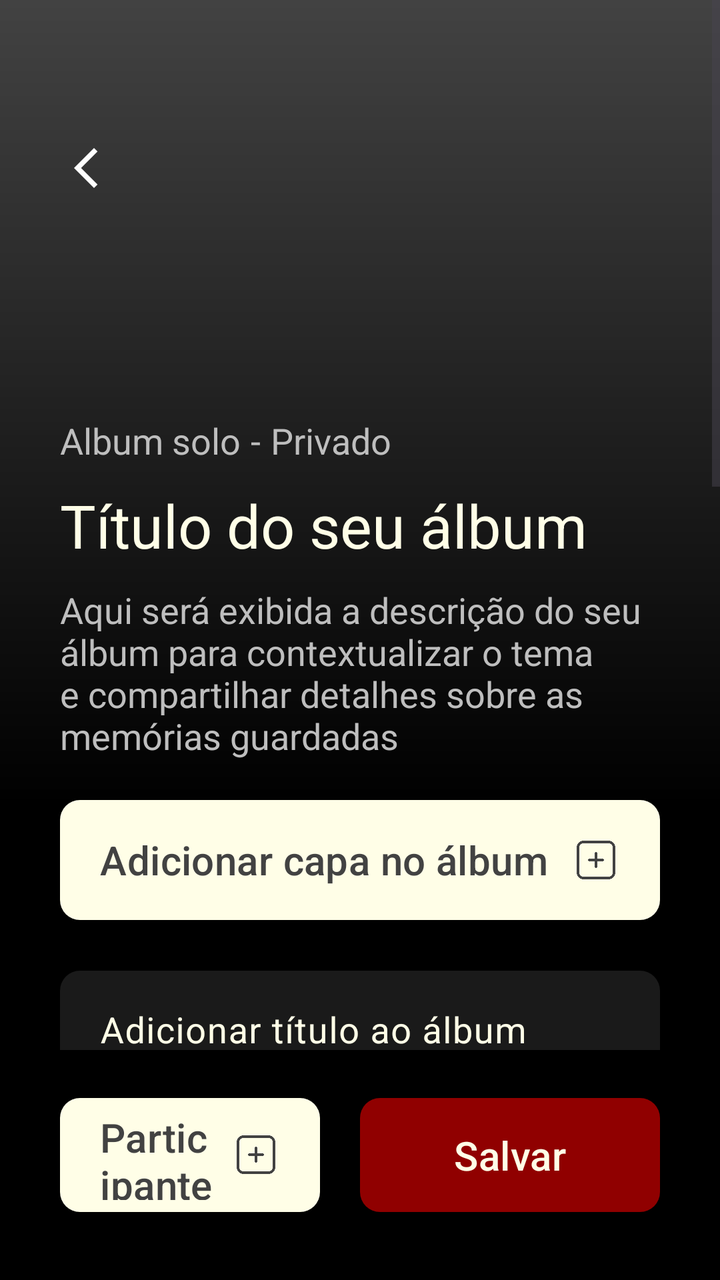
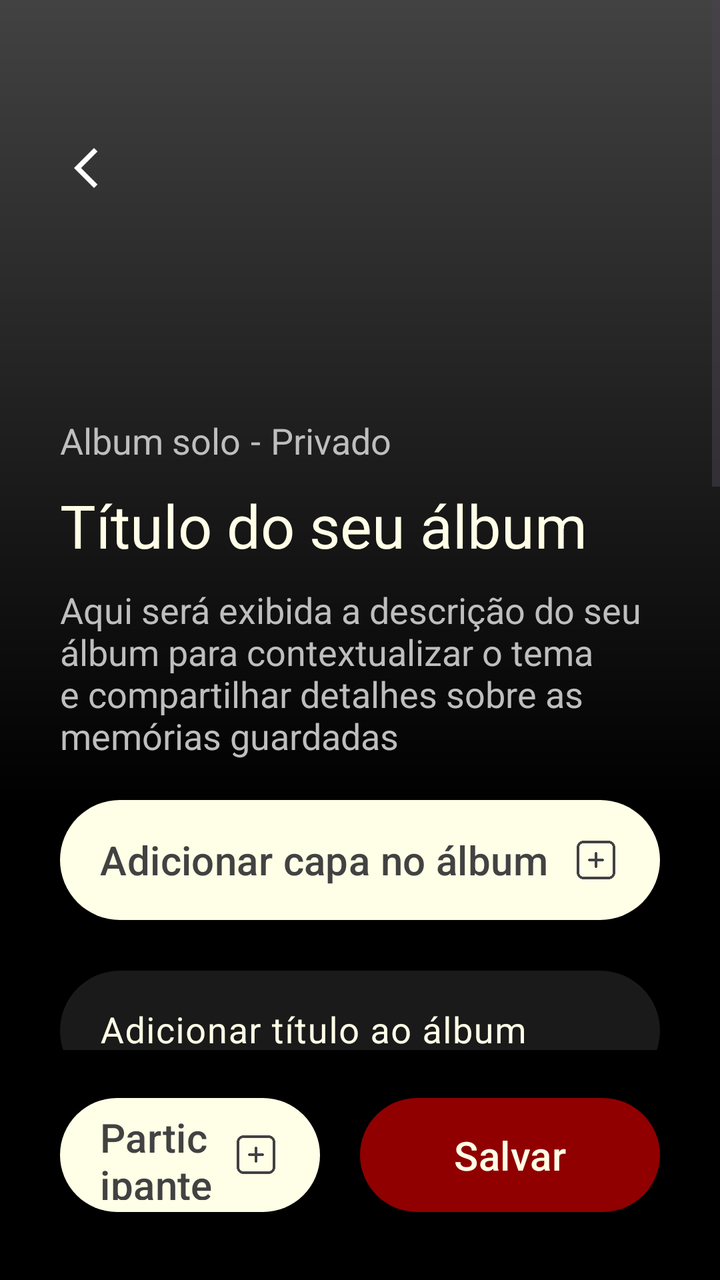

The first picture is an Android layout as it rendered before a commit; the second is the same layout after the commit. The layout source and the unified diff follow.
<!-- AndroidManifest.xml: application theme Theme.Monaly -->
<!-- res/layout/fragment_create_album.xml -->
<?xml version="1.0" encoding="utf-8"?>
<androidx.constraintlayout.widget.ConstraintLayout xmlns:android="http://schemas.android.com/apk/res/android"
    xmlns:app="http://schemas.android.com/apk/res-auto"
    xmlns:tools="http://schemas.android.com/tools"
    android:layout_width="match_parent"
    android:layout_height="match_parent"
    android:background="#000000">

    <com.google.android.material.button.MaterialButton
        android:id="@+id/buttomSaveAlbum"
        android:layout_width="150dp"
        android:layout_height="65dp"
        android:layout_marginEnd="30dp"
        android:layout_marginBottom="30dp"
        android:layout_weight="1"
        android:text="@string/create_album_button_save"
        android:textAllCaps="false"
        android:textColor="@color/bage_neutral"
        android:textSize="20sp"
        app:backgroundTint="@color/red"
        app:cornerRadius="10dp"
        app:layout_constraintBottom_toBottomOf="parent"
        app:layout_constraintEnd_toEndOf="parent" />

    <com.google.android.material.button.MaterialButton
        android:id="@+id/buttomAddParticipants"
        android:layout_width="0dp"
        android:layout_height="65dp"
        android:layout_marginStart="30dp"
        android:layout_marginEnd="20dp"
        android:layout_marginBottom="30dp"
        android:layout_weight="1"
        android:gravity="start|center_vertical"
        android:paddingStart="20dp"
        android:paddingEnd="20dp"
        android:text="@string/create_album_button_add_participants"
        android:textAllCaps="false"
        android:textColor="@color/gray_dark"
        android:textSize="20sp"
        app:backgroundTint="@color/bage_neutral"
        app:cornerRadius="10dp"
        app:icon="@drawable/ic_add_gray_dark"
        app:iconGravity="end"
        app:iconSize="24dp"
        app:iconTint="@null"
        app:layout_constraintBottom_toBottomOf="parent"
        app:layout_constraintEnd_toStartOf="@+id/buttomSaveAlbum"
        app:layout_constraintStart_toStartOf="parent" />

    <ScrollView
        android:id="@+id/scrollForm"
        android:layout_width="match_parent"
        android:layout_height="0dp"
        android:layout_marginBottom="20dp"
        android:fillViewport="true"
        app:layout_constraintBottom_toTopOf="@+id/buttomAddParticipants"
        app:layout_constraintEnd_toEndOf="parent"
        app:layout_constraintStart_toStartOf="parent"
        app:layout_constraintTop_toTopOf="parent">

        <androidx.constraintlayout.widget.ConstraintLayout
            android:layout_width="match_parent"
            android:layout_height="wrap_content"
            android:paddingBottom="20dp">

            <ImageView
                android:id="@+id/ivCoverPhoto"
                android:layout_width="0dp"
                android:layout_height="400dp"
                android:background="@color/gray_dark"
                android:scaleType="centerCrop"
                app:layout_constraintEnd_toEndOf="parent"
                app:layout_constraintStart_toStartOf="parent"
                app:layout_constraintTop_toTopOf="parent" />

            <ImageView
                android:id="@+id/imageGradientEffect"
                android:layout_width="0dp"
                android:layout_height="0dp"
                app:layout_constraintBottom_toBottomOf="@+id/ivCoverPhoto"
                app:layout_constraintEnd_toEndOf="parent"
                app:layout_constraintHorizontal_bias="0.0"
                app:layout_constraintStart_toStartOf="parent"
                app:layout_constraintTop_toTopOf="parent"
                app:srcCompat="@drawable/bg_gradient_black" />

            <ImageView
                android:id="@+id/btnBack"
                android:layout_width="48dp"
                android:layout_height="48dp"
                android:layout_marginStart="25dp"
                android:layout_marginTop="60dp"
                android:padding="12dp"
                android:src="@drawable/icon_arrow_back_ios"
                app:layout_constraintStart_toStartOf="parent"
                app:layout_constraintTop_toTopOf="parent"
                app:tint="#FFFFFF" />

            <com.google.android.material.button.MaterialButton
                android:id="@+id/buttonAddNewAlbum"
                android:layout_width="0dp"
                android:layout_height="60dp"
                android:layout_marginStart="30dp"
                android:layout_marginEnd="30dp"
                android:background="@drawable/drawable_background_button_gray_dark_10_dp"
                android:gravity="start|center_vertical"
                android:paddingStart="20dp"
                android:paddingEnd="20dp"
                android:text="@string/create_album_button_add_cover"
                android:textAllCaps="false"
                android:textColor="@color/gray_dark"
                android:textSize="20sp"
                app:backgroundTint="@color/bage_neutral"
                app:icon="@drawable/ic_add_gray_dark"
                app:iconGravity="end"
                app:iconSize="24dp"
                app:iconTint="@null"
                app:layout_constraintEnd_toEndOf="parent"
                app:layout_constraintHorizontal_bias="0.0"
                app:layout_constraintStart_toStartOf="parent"
                app:layout_constraintTop_toBottomOf="@+id/ivCoverPhoto" />

            <com.google.android.material.textfield.TextInputLayout
                android:id="@+id/TitleField"
                android:layout_width="match_parent"
                android:layout_height="wrap_content"
                android:layout_marginStart="30dp"
                android:layout_marginTop="20dp"
                android:layout_marginEnd="30dp"
                android:textColorHint="@color/bage_neutral"
                app:counterEnabled="true"
                app:counterMaxLength="50"
                app:counterTextColor="@color/bage_neutral"
                app:hintTextColor="@color/bage_neutral"
                app:layout_constraintEnd_toEndOf="parent"
                app:layout_constraintHorizontal_bias="0.0"
                app:layout_constraintStart_toStartOf="parent"
                app:layout_constraintTop_toBottomOf="@+id/buttonAddNewAlbum">

                <com.google.android.material.textfield.TextInputEditText
                    android:id="@+id/EditTitleField"
                    android:layout_width="match_parent"
                    android:layout_height="60dp"
                    android:background="@drawable/drawable_background_button_gray_deep_10_dp"
                    android:hint="@string/create_album_hint_title"
                    android:imeOptions="actionNext"
                    android:inputType="textCapSentences"
                    android:maxLength="50"
                    android:maxLines="1"
                    android:paddingStart="20dp"
                    android:paddingEnd="20dp"
                    android:textColor="@color/bage_neutral"
                    android:textSize="18sp" />

            </com.google.android.material.textfield.TextInputLayout>

            <com.google.android.material.textfield.TextInputLayout
                android:id="@+id/DescriptionField"
                android:layout_width="match_parent"
                android:layout_height="wrap_content"
                android:layout_marginStart="30dp"
                android:layout_marginEnd="30dp"
                android:textColorHint="@color/bage_neutral"
                app:counterEnabled="true"
                app:counterMaxLength="350"
                app:counterTextColor="@color/bage_neutral"
                app:hintTextColor="@color/bage_neutral"
                app:layout_constraintEnd_toEndOf="parent"
                app:layout_constraintStart_toStartOf="parent"
                app:layout_constraintTop_toBottomOf="@+id/TitleField">

                <com.google.android.material.textfield.TextInputEditText
                    android:id="@+id/EditDescriptionField"
                    android:layout_width="match_parent"
                    android:layout_height="250dp"
                    android:background="@drawable/drawable_background_button_gray_deep_10_dp"
                    android:gravity="top|start"
                    android:hint="@string/create_album_hint_description"
                    android:imeOptions="actionDone"
                    android:inputType="textCapSentences"
                    android:maxLength="350"
                    android:paddingStart="20dp"
                    android:paddingEnd="20dp"
                    android:textColor="@color/gray_medium"
                    android:textSize="18sp" />

            </com.google.android.material.textfield.TextInputLayout>

            <androidx.cardview.widget.CardView
                android:id="@+id/cvParticipantsMock"
                android:layout_width="match_parent"
                android:layout_height="wrap_content"
                android:layout_marginStart="30dp"
                android:layout_marginTop="5dp"
                android:layout_marginEnd="30dp"
                app:cardBackgroundColor="#262626"
                app:cardCornerRadius="10dp"
                app:cardElevation="0dp"
                app:layout_constraintEnd_toEndOf="parent"
                app:layout_constraintStart_toStartOf="parent"
                app:layout_constraintTop_toBottomOf="@+id/DescriptionField">

                <LinearLayout
                    android:background="@color/gray_deep"
                    android:layout_width="match_parent"
                    android:layout_height="wrap_content"
                    android:orientation="vertical"
                    android:padding="20dp">

                    <TextView
                        android:layout_width="wrap_content"
                        android:layout_height="wrap_content"
                        android:layout_marginBottom="30dp"
                        android:text="@string/create_album_participants_title"
                        android:textColor="@color/bage_neutral"
                        android:textSize="18sp" />

                    <LinearLayout
                        android:layout_width="match_parent"
                        android:layout_height="wrap_content"
                        android:orientation="horizontal">

                        <ImageView
                            android:layout_width="40dp"
                            android:layout_height="40dp"
                            android:layout_marginEnd="15dp"
                            android:background="@drawable/drawable_background_button_gray_deep_10_dp"
                            android:src="@drawable/ic_profile_bage_neutral" />

                        <ImageView
                            android:layout_width="40dp"
                            android:layout_height="40dp"
                            android:layout_marginEnd="15dp"
                            android:background="@drawable/drawable_background_button_gray_deep_10_dp"
                            android:src="@drawable/ic_profile_bage_neutral" />

                        <TextView
                            android:layout_width="40dp"
                            android:layout_height="40dp"
                            android:background="@drawable/drawable_background_button_gray_deep_10_dp"
                            android:gravity="center"
                            android:text="..."
                            android:textColor="@color/bage_neutral"
                            android:textSize="18sp"
                            android:textStyle="bold" />

                    </LinearLayout>

                </LinearLayout>

            </androidx.cardview.widget.CardView>

            <com.google.android.material.switchmaterial.SwitchMaterial
                android:id="@+id/switchPublic"
                android:layout_width="match_parent"
                android:layout_height="wrap_content"
                android:layout_marginStart="35dp"
                android:layout_marginTop="20dp"
                android:layout_marginEnd="35dp"
                android:text="@string/create_album_switch_public"
                android:textColor="@color/bage_neutral"
                android:textSize="16sp"
                app:layout_constraintEnd_toEndOf="parent"
                app:layout_constraintStart_toStartOf="parent"
                app:layout_constraintTop_toBottomOf="@+id/cvParticipantsMock" />

            <com.google.android.material.switchmaterial.SwitchMaterial
                android:id="@+id/switchDownload"
                android:layout_width="match_parent"
                android:layout_height="wrap_content"
                android:layout_marginStart="35dp"
                android:layout_marginTop="16dp"
                android:layout_marginEnd="35dp"
                android:text="@string/create_album_switch_download"
                android:textColor="@color/bage_neutral"
                android:textSize="16sp"
                app:layout_constraintEnd_toEndOf="parent"
                app:layout_constraintStart_toStartOf="parent"
                app:layout_constraintTop_toBottomOf="@+id/switchPublic" />

            <TextView
                android:id="@+id/textView3"
                android:layout_width="0dp"
                android:layout_height="wrap_content"
                android:layout_marginStart="30dp"
                android:layout_marginEnd="30dp"
                android:layout_marginBottom="20dp"
                android:text="@string/create_album_description_field"
                android:textColor="@color/gray_medium"
                android:textSize="18sp"
                app:layout_constraintBottom_toBottomOf="@+id/ivCoverPhoto"
                app:layout_constraintEnd_toEndOf="parent"
                app:layout_constraintStart_toStartOf="@+id/ivCoverPhoto" />

            <TextView
                android:id="@+id/textView6"
                android:layout_width="0dp"
                android:layout_height="wrap_content"
                android:layout_marginStart="30dp"
                android:layout_marginEnd="30dp"
                android:layout_marginBottom="10dp"
                android:text="@string/create_album_title_field"
                android:textColor="@color/bage_neutral"
                android:textSize="30sp"
                app:layout_constraintBottom_toTopOf="@+id/textView3"
                app:layout_constraintEnd_toEndOf="parent"
                app:layout_constraintStart_toStartOf="parent" />

            <TextView
                android:id="@+id/textView7"
                android:layout_width="wrap_content"
                android:layout_height="wrap_content"
                android:layout_marginStart="30dp"
                android:layout_marginBottom="10dp"
                android:text="@string/create_album_status_solo_shared"
                android:textColor="@color/gray_medium"
                android:textSize="18sp"
                app:layout_constraintBottom_toTopOf="@+id/textView6"
                app:layout_constraintStart_toStartOf="parent" />

            <TextView
                android:id="@+id/textView8"
                android:layout_width="wrap_content"
                android:layout_height="wrap_content"
                android:layout_marginStart="5dp"
                android:layout_marginBottom="10dp"
                android:text="@string/create_album_space"
                android:textColor="@color/gray_medium"
                android:textSize="18sp"
                app:layout_constraintBottom_toTopOf="@+id/textView6"
                app:layout_constraintStart_toEndOf="@+id/textView7" />

            <TextView
                android:id="@+id/textView9"
                android:layout_width="wrap_content"
                android:layout_height="wrap_content"
                android:layout_marginStart="5dp"
                android:layout_marginBottom="10dp"
                android:text="@string/create_album_status_private_public"
                android:textColor="@color/gray_medium"
                android:textSize="18sp"
                app:layout_constraintBottom_toTopOf="@+id/textView6"
                app:layout_constraintStart_toEndOf="@+id/textView8" />

        </androidx.constraintlayout.widget.ConstraintLayout>

    </ScrollView>

</androidx.constraintlayout.widget.ConstraintLayout>
<!-- resources referenced by this layout -->
<resources>
  <color name="bage_neutral">#fffee7</color>
  <color name="gray_dark">#424242</color>
  <color name="gray_deep">#1A1A1A</color>
  <color name="gray_medium">#BEBEBE</color>
  <color name="red">#900000</color>
  <!-- drawable bg_gradient_black (drawable) -->
  <?xml version="1.0" encoding="utf-8"?>
  <shape xmlns:android="http://schemas.android.com/apk/res/android"
  
      android:shape="rectangle">
  
      <gradient
  
          android:angle="90"
          android:startColor="@color/black"
          android:endColor="#00000000"
          android:type="linear"/>
  
  </shape>
  <!-- drawable drawable_background_button_gray_dark_10_dp (drawable) -->
  <?xml version="1.0" encoding="utf-8"?>
  <shape xmlns:android="http://schemas.android.com/apk/res/android">
  
      <corners android:radius="10dp"/>
      <solid android:color="@color/gray_dark"/>
  
  </shape>
  <!-- drawable drawable_background_button_gray_deep_10_dp (drawable) -->
  <?xml version="1.0" encoding="utf-8"?>
  <shape xmlns:android="http://schemas.android.com/apk/res/android">
  
      <solid android:color="@color/gray_deep"/>
      <corners android:radius="10dp"/>
  
  </shape>
  <!-- drawable ic_add_gray_dark: png bitmap (drawable, 1667 bytes) -->
  <!-- drawable ic_profile_bage_neutral: png bitmap (drawable, 1723 bytes) -->
  <!-- drawable icon_arrow_back_ios (drawable) -->
  <vector xmlns:android="http://schemas.android.com/apk/res/android" android:autoMirrored="true" android:height="24dp" android:tint="#FFFAC9" android:viewportHeight="960" android:viewportWidth="960" android:width="24dp">
        
      <path android:fillColor="@android:color/white" android:pathData="M400,880L0,480L400,80L471,151L142,480L471,809L400,880Z"/>
      
  </vector>
  <string name="create_album_button_add_cover">Adicionar capa no álbum</string>
  <string name="create_album_button_add_participants">Participantes</string>
  <string name="create_album_button_save">Salvar</string>
  <string name="create_album_description_field">Aqui será exibida a descrição do seu álbum para contextualizar o tema e compartilhar detalhes sobre as memórias guardadas</string>
  <string name="create_album_hint_description">Adicionar descrição ao álbum</string>
  <string name="create_album_hint_title">Adicionar título ao álbum</string>
  <string name="create_album_participants_title">Participantes</string>
  <string name="create_album_space"> - </string>
  <string name="create_album_status_private_public">Privado</string>
  <string name="create_album_status_solo_shared">Album solo</string>
  <string name="create_album_switch_download">Permitir download de mídias</string>
  <string name="create_album_switch_public">Álbum público</string>
  <string name="create_album_title_field">Título do seu álbum</string>
  <style name="Theme.Monaly" parent="Base.Theme.Monaly" />
  <color name="black">#000000</color>
  <style name="Base.Theme.Monaly" parent="Theme.Material3.DayNight.NoActionBar">
  
          <item name="android:navigationBarColor">@color/black</item>
  
      </style>
</resources>

<!-- the commit's change to res/layout/fragment_create_album.xml (unified diff, before → after) -->
@@ -18,7 +18,7 @@
         android:textColor="@color/bage_neutral"
         android:textSize="20sp"
         app:backgroundTint="@color/red"
-        app:cornerRadius="10dp"
+        app:cornerRadius="30dp"
         app:layout_constraintBottom_toBottomOf="parent"
         app:layout_constraintEnd_toEndOf="parent" />
 
@@ -38,7 +38,7 @@
         android:textColor="@color/gray_dark"
         android:textSize="20sp"
         app:backgroundTint="@color/bage_neutral"
-        app:cornerRadius="10dp"
+        app:cornerRadius="30dp"
         app:icon="@drawable/ic_add_gray_dark"
         app:iconGravity="end"
         app:iconSize="24dp"
@@ -194,7 +194,7 @@
                 android:layout_marginTop="5dp"
                 android:layout_marginEnd="30dp"
                 app:cardBackgroundColor="#262626"
-                app:cardCornerRadius="10dp"
+                app:cardCornerRadius="30dp"
                 app:cardElevation="0dp"
                 app:layout_constraintEnd_toEndOf="parent"
                 app:layout_constraintStart_toStartOf="parent"
@@ -254,9 +254,9 @@
                 android:id="@+id/switchPublic"
                 android:layout_width="match_parent"
                 android:layout_height="wrap_content"
-                android:layout_marginStart="35dp"
+                android:layout_marginStart="40dp"
                 android:layout_marginTop="20dp"
-                android:layout_marginEnd="35dp"
+                android:layout_marginEnd="40dp"
                 android:text="@string/create_album_switch_public"
                 android:textColor="@color/bage_neutral"
                 android:textSize="16sp"
@@ -268,9 +268,9 @@
                 android:id="@+id/switchDownload"
                 android:layout_width="match_parent"
                 android:layout_height="wrap_content"
-                android:layout_marginStart="35dp"
+                android:layout_marginStart="40dp"
                 android:layout_marginTop="16dp"
-                android:layout_marginEnd="35dp"
+                android:layout_marginEnd="40dp"
                 android:text="@string/create_album_switch_download"
                 android:textColor="@color/bage_neutral"
                 android:textSize="16sp"
<!-- resource entries referenced after the edit -->
@@ -23,7 +23,7 @@
   <?xml version="1.0" encoding="utf-8"?>
   <shape xmlns:android="http://schemas.android.com/apk/res/android">
   
-      <corners android:radius="10dp"/>
+      <corners android:radius="30dp"/>
       <solid android:color="@color/gray_dark"/>
   
   </shape>
@@ -32,7 +32,7 @@
   <shape xmlns:android="http://schemas.android.com/apk/res/android">
   
       <solid android:color="@color/gray_deep"/>
-      <corners android:radius="10dp"/>
+      <corners android:radius="30dp"/>
   
   </shape>
   <!-- drawable ic_add_gray_dark: png bitmap (drawable, 1667 bytes) -->
